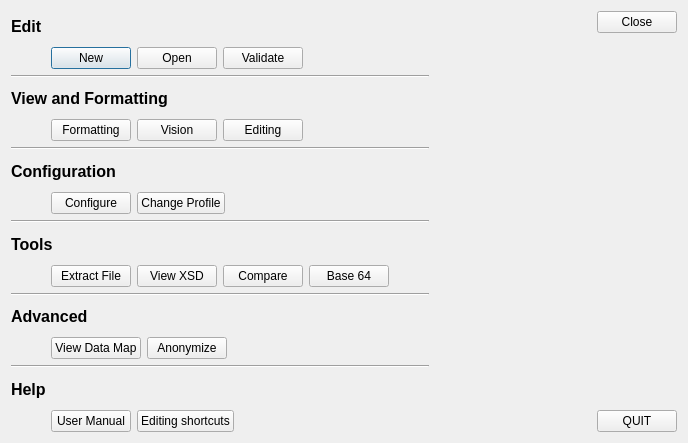
lbellonda/qxmledit, file src/modules/help/guidedoperationsdialog.ui: the form before one commit.
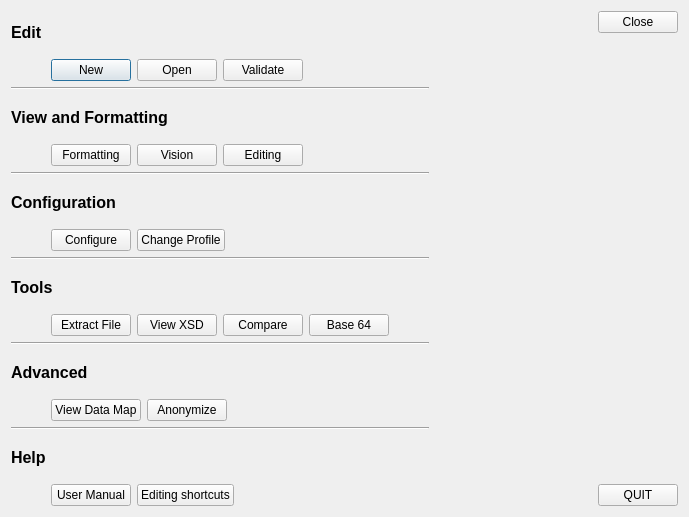
The form after the commit. Icons and pictures are not drawn.

Commit message: b-169 fixed panel operation

```diff
--- a/src/modules/help/guidedoperationsdialog.ui
+++ b/src/modules/help/guidedoperationsdialog.ui
@@ -6,8 +6,8 @@
    <rect>
     <x>0</x>
     <y>0</y>
-    <width>688</width>
-    <height>443</height>
+    <width>689</width>
+    <height>517</height>
    </rect>
   </property>
   <property name="windowTitle">
@@ -73,8 +73,8 @@
          </property>
          <property name="iconSize">
           <size>
-           <width>22</width>
-           <height>22</height>
+           <width>16</width>
+           <height>16</height>
           </size>
          </property>
         </widget>
@@ -100,8 +100,8 @@
          </property>
          <property name="iconSize">
           <size>
-           <width>22</width>
-           <height>22</height>
+           <width>16</width>
+           <height>16</height>
           </size>
          </property>
          <property name="flat">
@@ -130,8 +130,8 @@
          </property>
          <property name="iconSize">
           <size>
-           <width>22</width>
-           <height>22</height>
+           <width>16</width>
+           <height>16</height>
           </size>
          </property>
         </widget>
@@ -210,10 +210,13 @@
          </property>
          <property name="iconSize">
           <size>
-           <width>22</width>
-           <height>22</height>
+           <width>16</width>
+           <height>16</height>
           </size>
          </property>
+         <property name="autoDefault">
+          <bool>true</bool>
+         </property>
         </widget>
        </item>
        <item>
@@ -236,10 +239,13 @@
          </property>
          <property name="iconSize">
           <size>
-           <width>22</width>
-           <height>22</height>
+           <width>16</width>
+           <height>16</height>
           </size>
          </property>
+         <property name="autoDefault">
+          <bool>true</bool>
+         </property>
         </widget>
        </item>
        <item>
@@ -334,8 +340,8 @@
          </property>
          <property name="iconSize">
           <size>
-           <width>22</width>
-           <height>22</height>
+           <width>16</width>
+           <height>16</height>
           </size>
          </property>
         </widget>
@@ -428,10 +434,13 @@
          </property>
          <property name="iconSize">
           <size>
-           <width>22</width>
-           <height>22</height>
+           <width>16</width>
+           <height>16</height>
           </size>
          </property>
+         <property name="autoDefault">
+          <bool>true</bool>
+         </property>
         </widget>
        </item>
        <item>
@@ -454,8 +463,8 @@
          </property>
          <property name="iconSize">
           <size>
-           <width>22</width>
-           <height>22</height>
+           <width>16</width>
+           <height>16</height>
           </size>
          </property>
         </widget>
@@ -480,8 +489,8 @@
          </property>
          <property name="iconSize">
           <size>
-           <width>22</width>
-           <height>22</height>
+           <width>16</width>
+           <height>16</height>
           </size>
          </property>
         </widget>
@@ -506,8 +515,8 @@
          </property>
          <property name="iconSize">
           <size>
-           <width>22</width>
-           <height>22</height>
+           <width>16</width>
+           <height>16</height>
           </size>
          </property>
         </widget>
@@ -586,8 +595,8 @@
          </property>
          <property name="iconSize">
           <size>
-           <width>22</width>
-           <height>22</height>
+           <width>16</width>
+           <height>16</height>
           </size>
          </property>
         </widget>
@@ -612,8 +621,8 @@
          </property>
          <property name="iconSize">
           <size>
-           <width>22</width>
-           <height>22</height>
+           <width>16</width>
+           <height>16</height>
           </size>
          </property>
         </widget>
@@ -692,8 +701,8 @@
          </property>
          <property name="iconSize">
           <size>
-           <width>22</width>
-           <height>22</height>
+           <width>16</width>
+           <height>16</height>
           </size>
          </property>
         </widget>
```
Left out of the diff: 4 changed lines with no effect on the pictures. The commit also changes 4 other files.
